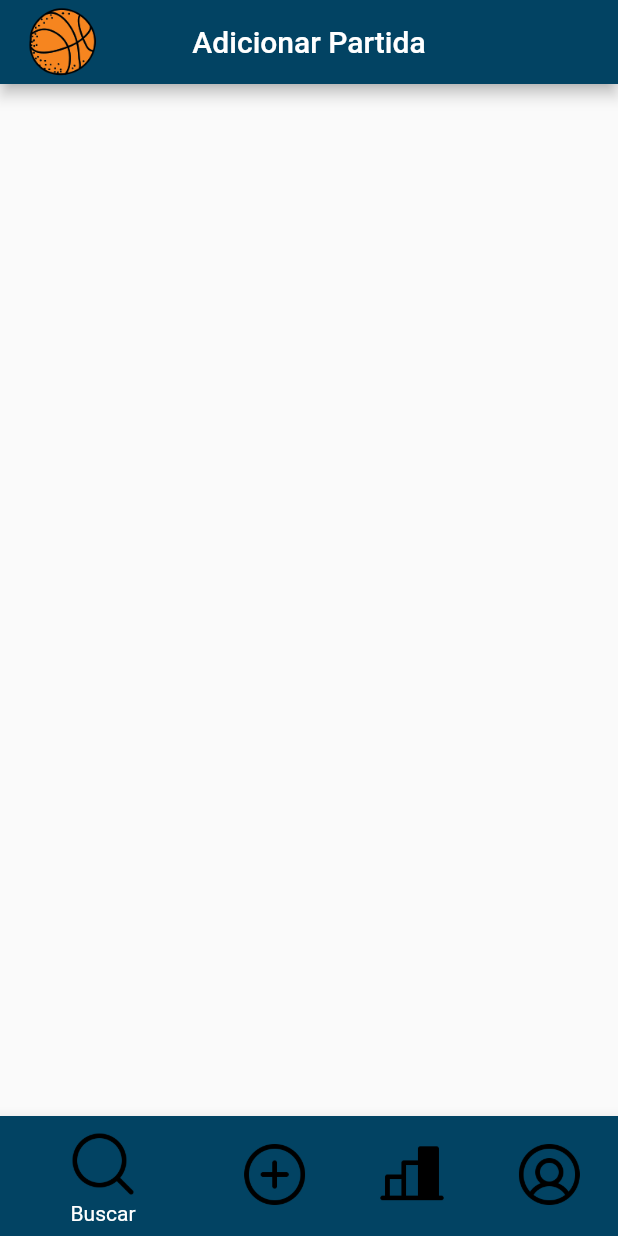
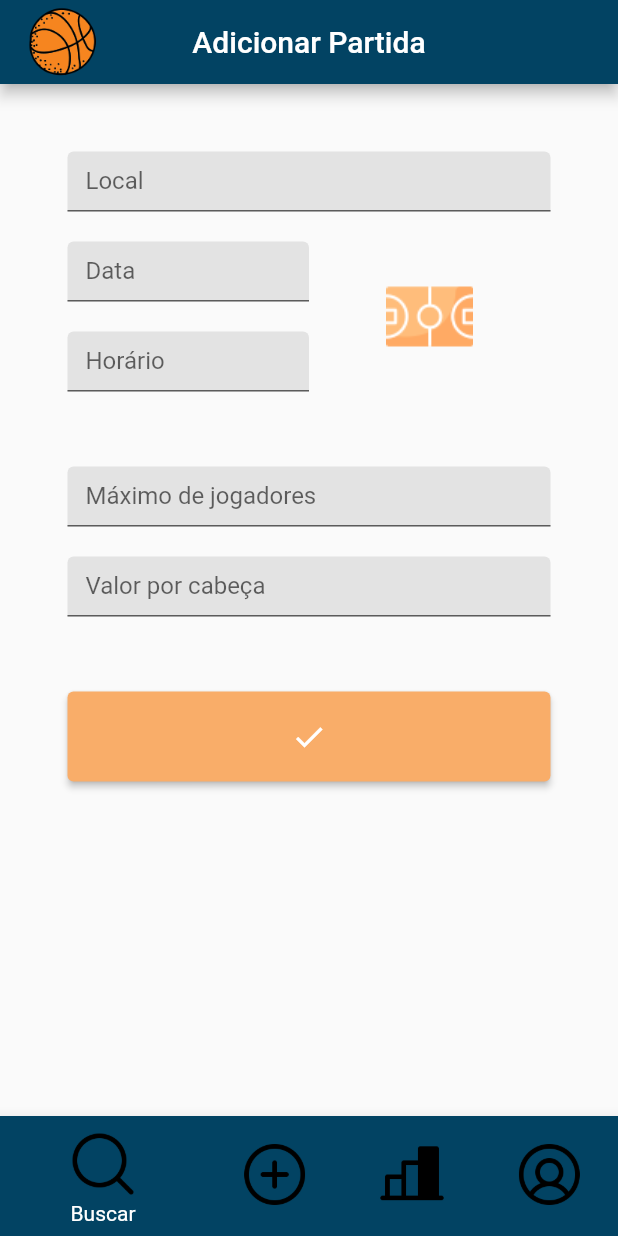
Before and after one commit to Alceu-wv/BaskApp, a Flutter app: the screen it shows after launch, on a phone screen of 412 x 824 dp. Run offline on Flutter 3.47's test engine with Material 2 defaults, Android fonts, the light colour scheme and no system bars; our stand-ins replace flutter_phosphor_icons, flutter_svg; generated files the repository leaves out were written again.

Commit message:
feat: MVP interfaces

```diff
--- a/lib/src/add_partida/add_partida_view.dart
+++ b/lib/src/add_partida/add_partida_view.dart
@@ -1,14 +1,86 @@
 import 'package:bask_app/src/components/my_app_bar.dart';
+import 'package:bask_app/src/components/my_big_ok_button.dart';
 import 'package:bask_app/src/components/my_botton_bar.dart';
+import 'package:bask_app/src/components/my_form_field.dart';
 import 'package:flutter/material.dart';
 
 class AddPartidaView extends StatelessWidget {
   static const routeName = '/add_partida';
+  final String controllerField = "Teste";
+
+  Widget space_time_form(context) {
+    return Container(
+      child: Column(
+        children: [
+          BaskFormField(
+            controllerField: controllerField,
+            label: "Local",
+          ),
+          const SizedBox(
+            height: 20,
+          ),
+          Row(
+            mainAxisAlignment: MainAxisAlignment.spaceBetween,
+            mainAxisSize: MainAxisSize.max,
+            children: [
+              Expanded(
+                child: Column(
+                  children: [
+                    BaskFormField(
+                        label: "Data", controllerField: controllerField),
+                    const SizedBox(
+                      height: 20,
+                    ),
+                    BaskFormField(
+                        label: "Horário", controllerField: controllerField),
+                  ],
+                ),
+              ),
+              Expanded(
+                child: Image.asset(
+                    width: 80, height: 80, "assets/icons/basketball-field.png"),
+              )
+            ],
+          ),
+        ],
+      ),
+    );
+  }
+
+  Widget other_infos_form() {
+    return Column(
+      children: [
+        BaskFormField(
+            label: "Máximo de jogadores", controllerField: controllerField),
+        const SizedBox(
+          height: 20,
+        ),
+        BaskFormField(
+            label: "Valor por cabeça", controllerField: controllerField),
+      ],
+    );
+  }
 
   @override
   Widget build(BuildContext context) {
     return Scaffold(
       appBar: BaskAppBar("Adicionar Partida"),
+      body: Padding(
+        padding: const EdgeInsets.only(right: 45.0, left: 45.0, top: 45.0),
+        child: Column(
+          children: [
+            space_time_form(context),
+            const SizedBox(
+              height: 50,
+            ),
+            other_infos_form(),
+            const SizedBox(
+              height: 50,
+            ),
+            BaskBigOkButton(),
+          ],
+        ),
+      ),
       bottomNavigationBar: BaskBottonBar(),
     );
   }
--- a/lib/src/app.dart
+++ b/lib/src/app.dart
@@ -1,5 +1,7 @@
 import 'package:bask_app/src/add_partida/add_partida_view.dart';
+import 'package:bask_app/src/add_time/add_time_view.dart';
 import 'package:bask_app/src/login/login_view.dart';
+import 'package:bask_app/src/meus_times/meus_times_view.dart';
 import 'package:flutter/material.dart';
 import 'package:flutter_gen/gen_l10n/app_localizations.dart';
 import 'package:flutter_localizations/flutter_localizations.dart';
--- /dev/null
+++ b/lib/src/components/my_big_ok_button.dart
@@ -0,0 +1,15 @@
+import 'package:flutter/material.dart';
+
+class BaskBigOkButton extends StatelessWidget {
+  @override
+  Widget build(BuildContext context) {
+    return ElevatedButton(
+      onPressed: () {},
+      style: ElevatedButton.styleFrom(
+        backgroundColor: const Color(0xffF9AD69),
+        minimumSize: const Size.fromHeight(60),
+      ),
+      child: const Icon(Icons.done),
+    );
+  }
+}
--- /dev/null
+++ b/lib/src/components/my_form_field.dart
@@ -0,0 +1,20 @@
+import 'package:flutter/material.dart';
+
+class BaskFormField extends StatelessWidget {
+  final String label;
+  late final String controllerField;
+
+  BaskFormField({required this.label, required this.controllerField});
+
+  @override
+  Widget build(BuildContext context) {
+    return TextFormField(
+      decoration: InputDecoration(
+          filled: true, //<-- SEE HERE
+          fillColor: Color(0xffE3E3E3),
+          labelText: label,
+          constraints: BoxConstraints(maxHeight: 40)),
+      onSaved: (value) => controllerField = value!,
+    );
+  }
+}
```
Also changed, not shown: lib/src/add_time/add_time_view.dart (added, +46 -0 lines), lib/src/meus_times/meus_times_view.dart (added, +108 -0 lines), assets/icons/basketball-field.png (added), assets/icons/bucks-logo.png (added).
